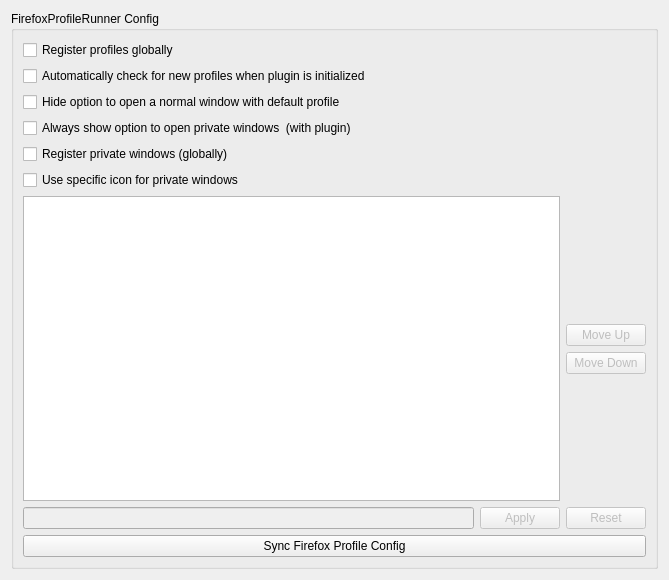
Old version of the form src/config/firefoxprofilerunner_config.ui in the repository alex1701c/krunner-firefox.
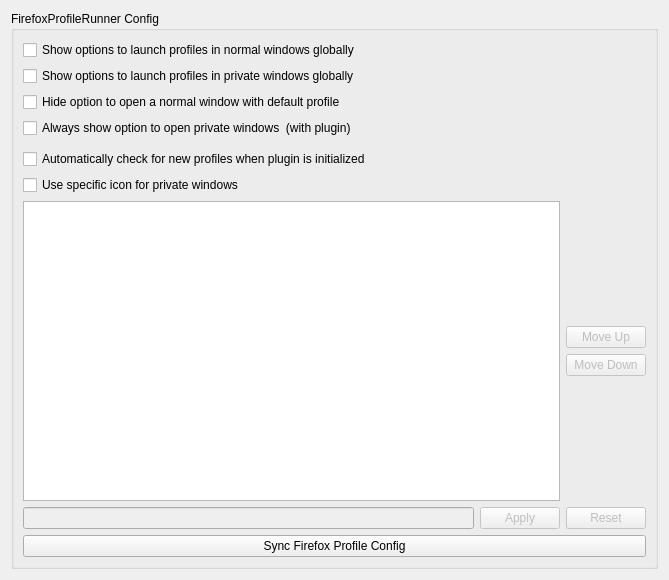
New version of the form.

What changed in the file:
```diff
--- a/src/config/firefoxprofilerunner_config.ui
+++ b/src/config/firefoxprofilerunner_config.ui
@@ -41,14 +41,14 @@
         <item>
          <widget class="QCheckBox" name="registerProfiles">
           <property name="text">
-           <string>Register profiles globally</string>
+           <string>Show options to launch profiles in normal windows globally</string>
           </property>
          </widget>
         </item>
         <item>
-         <widget class="QCheckBox" name="automaticallyRegisterProfiles">
+         <widget class="QCheckBox" name="registerPrivateWindows">
           <property name="text">
-           <string>Automatically check for new profiles when plugin is initialized</string>
+           <string>Show options to launch profiles in private windows globally</string>
           </property>
          </widget>
         </item>
@@ -67,9 +67,25 @@
          </widget>
         </item>
         <item>
-         <widget class="QCheckBox" name="registerPrivateWindows">
+         <spacer name="verticalSpacer_3">
+          <property name="orientation">
+           <enum>Qt::Vertical</enum>
+          </property>
+          <property name="sizeType">
+           <enum>QSizePolicy::Fixed</enum>
+          </property>
+          <property name="sizeHint" stdset="0">
+           <size>
+            <width>20</width>
+            <height>5</height>
+           </size>
+          </property>
+         </spacer>
+        </item>
+        <item>
+         <widget class="QCheckBox" name="automaticallyRegisterProfiles">
           <property name="text">
-           <string>Register private windows (globally)</string>
+           <string>Automatically check for new profiles when plugin is initialized</string>
           </property>
          </widget>
         </item>
```
